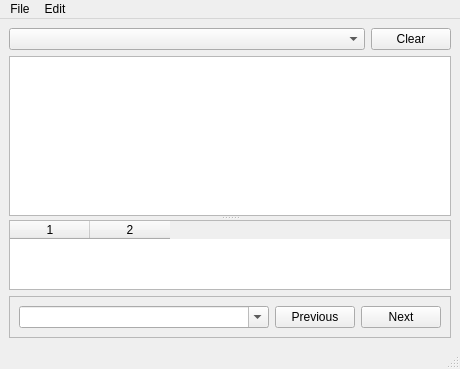
First picture: the form in ui/main_window.ui, repository monal-im/DebugTools, before the edit.
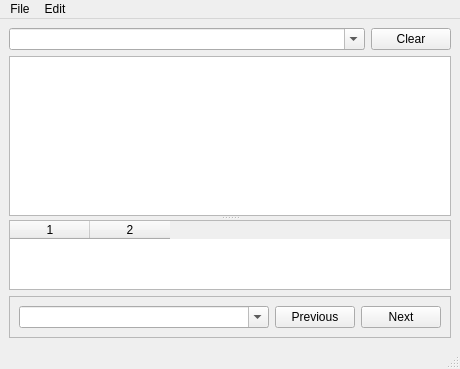
Second picture: the form after the edit.

What changed in the file:
```diff
--- a/ui/main_window.ui
+++ b/ui/main_window.ui
@@ -16,7 +16,11 @@
   <widget class="QWidget" name="centralwidget">
    <layout class="QGridLayout" name="gridLayout">
     <item row="0" column="0">
-     <widget class="QComboBox" name="comboBox"/>
+     <widget class="QComboBox" name="uiCombobox_filterInput">
+      <property name="editable">
+       <bool>true</bool>
+      </property>
+     </widget>
     </item>
     <item row="0" column="1">
      <widget class="QPushButton" name="pushButton">
```
Left out of the diff: 2 changed lines with no effect on the pictures.
